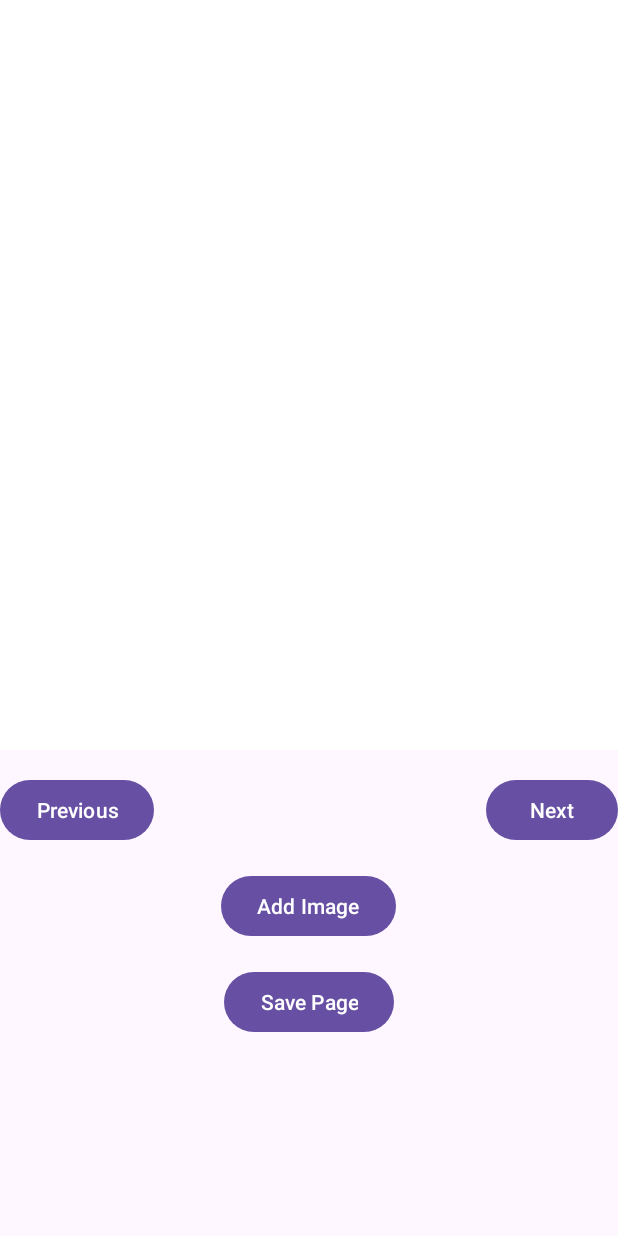
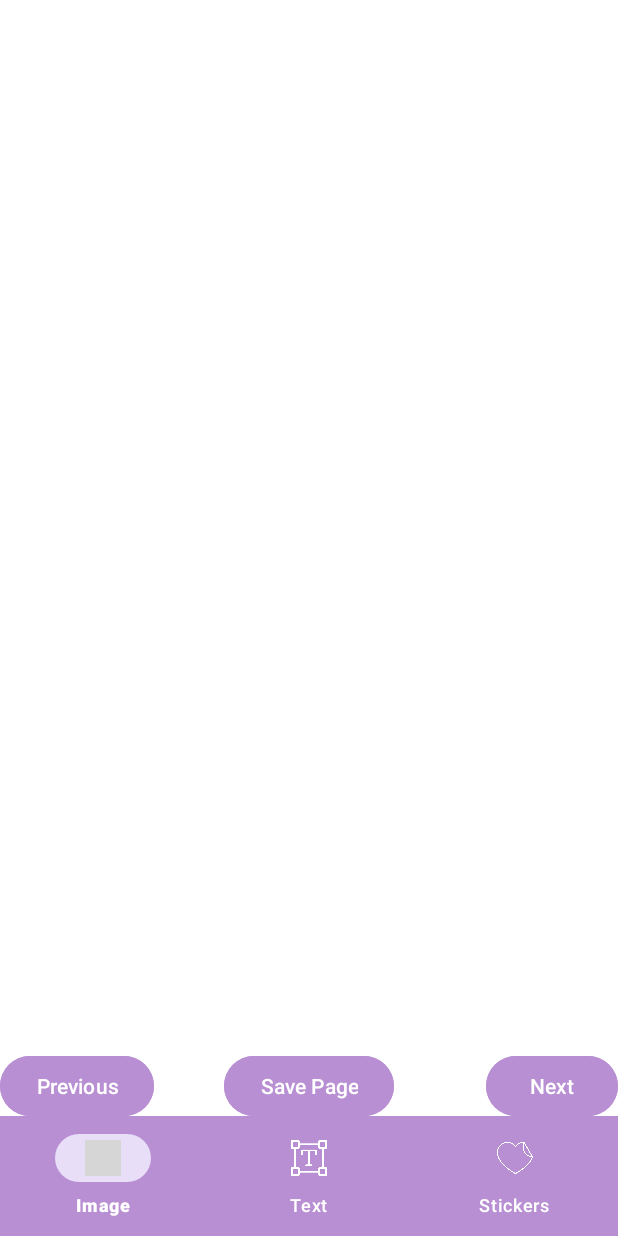
Before and after one commit to crystalshamo/PaperTrail, an Android app: the EditPage screen opened directly, with no data from a screen before it, on a phone screen of 412 x 824 dp. Run offline under Robolectric (Android 15) with nearby library versions, the phone set to English and light mode, and no system bars; grey boxes are pictures that could not be loaded.

Commit message:
bottom nav setup, button for image works only (UI needs to be fixed)

```diff
--- a/app/build.gradle.kts
+++ b/app/build.gradle.kts
@@ -32,7 +32,6 @@ android {
 }
 
 dependencies {
-
     implementation(libs.appcompat)
     implementation(libs.material)
     implementation(libs.activity)
--- a/app/src/main/java/com/example/papertrail/EditPage.java
+++ b/app/src/main/java/com/example/papertrail/EditPage.java
@@ -6,6 +6,7 @@ import android.graphics.BitmapFactory;
 import android.net.Uri;
 import android.os.Bundle;
 import android.provider.MediaStore;
+import android.view.MenuItem;
 import android.view.MotionEvent;
 import android.view.ScaleGestureDetector;
 import android.view.View;
@@ -16,6 +17,8 @@ import android.widget.Toast;
 
 import androidx.appcompat.app.AppCompatActivity;
 
+import com.google.android.material.bottomnavigation.BottomNavigationView;
+
 import java.io.FileNotFoundException;
 import java.io.InputStream;
 
@@ -25,7 +28,6 @@ public class EditPage extends AppCompatActivity {
     static final int CAMERA_REQUEST = 2;    // For taking a picture using the camera
 
     FrameLayout frameLayoutPage;
-    Button buttonAddImage;
     ImageView imageViewPage;
 
     private ScaleGestureDetector scaleGestureDetector;
@@ -33,18 +35,49 @@ public class EditPage extends AppCompatActivity {
     private float initialX = 0f;
     private float initialY = 0f;
 
+    private BottomNavigationView bottomNavigationView;
     @Override
     protected void onCreate(Bundle savedInstanceState) {
         super.onCreate(savedInstanceState);
         setContentView(R.layout.activity_edit_page);
 
+
         frameLayoutPage = findViewById(R.id.frameLayoutPage);
-        buttonAddImage = findViewById(R.id.buttonAddImage);
 
         // Initialize ScaleGestureDetector to handle pinch to zoom
         scaleGestureDetector = new ScaleGestureDetector(this, new ScaleListener());
 
-        buttonAddImage.setOnClickListener(v -> showImagePickerDialog());
+        bottomNavigationView = findViewById(R.id.bottom_navigation);
+
+        // Add items to BottomNavigationView dynamically
+        bottomNavigationView.getMenu().add(0, 1, 0, "Image").setIcon(R.drawable.ic_image);
+        bottomNavigationView.getMenu().add(0, 2, 1, "Text").setIcon(R.drawable.ic_text);
+        bottomNavigationView.getMenu().add(0, 3, 2, "Stickers").setIcon(R.drawable.ic_stickers);
+        bottomNavigationView.post(new Runnable() {
+            @Override
+            public void run() {
+                bottomNavigationView.setSelectedItemId(-1); // This prevents the default selection
+            }
+        });
+        // Handle navigation item selections
+        bottomNavigationView.setOnNavigationItemSelectedListener(new BottomNavigationView.OnNavigationItemSelectedListener() {
+            @Override
+            public boolean onNavigationItemSelected(MenuItem item) {
+
+                switch (item.getItemId()) {
+                    case 1:
+                        showImagePickerDialog();
+                        break;
+                    case 2:
+
+                        break;
+                    case 3:
+
+                        break;
+                }
+                return true;
+            }
+        });
     }
 
     // Dialog for choosing between Camera or Gallery
--- /dev/null
+++ b/app/src/main/res/drawable/bottom_nav_selected_style.xml
@@ -0,0 +1,6 @@
+<?xml version="1.0" encoding="utf-8"?>
+<selector xmlns:android="http://schemas.android.com/apk/res/android">
+    <item android:state_pressed="true" android:drawable="@android:color/transparent" />
+    <item android:state_focused="true" android:drawable="@android:color/transparent" />
+    <item android:drawable="@android:color/transparent" /> <!-- Default state -->
+</selector>
--- a/app/src/main/res/layout/activity_edit_page.xml
+++ b/app/src/main/res/layout/activity_edit_page.xml
@@ -5,12 +5,13 @@
     android:id="@+id/main"
     android:layout_width="match_parent"
     android:layout_height="match_parent"
+    android:background="@android:color/white"
     tools:context=".EditPage">
 
         <FrameLayout
             android:id="@+id/frameLayoutPage"
-            android:layout_width="500dp"
-            android:layout_height="500dp"
+            android:layout_width="match_parent"
+            android:layout_height="700dp"
             android:background="@android:color/white">
         </FrameLayout>
 
@@ -21,7 +22,7 @@
             android:text="Previous"
             android:layout_below="@id/frameLayoutPage"
             android:layout_alignParentStart="true"
-            android:layout_marginTop="16dp" />
+            android:backgroundTint="#B98FD3" />
 
         <Button
             android:id="@+id/buttonNext"
@@ -30,23 +31,25 @@
             android:text="Next"
             android:layout_below="@id/frameLayoutPage"
             android:layout_alignParentEnd="true"
-            android:layout_marginTop="16dp" />
-
-        <Button
-            android:id="@+id/buttonAddImage"
-            android:layout_width="wrap_content"
-            android:layout_height="wrap_content"
-            android:text="Add Image"
-            android:layout_below="@id/buttonPrev"
-            android:layout_centerHorizontal="true"
-            android:layout_marginTop="16dp" />
+            android:backgroundTint="#B98FD3" />
 
         <Button
             android:id="@+id/buttonSavePage"
             android:layout_width="wrap_content"
             android:layout_height="wrap_content"
             android:text="Save Page"
-            android:layout_below="@id/buttonAddImage"
+            android:layout_below="@id/frameLayoutPage"
             android:layout_centerHorizontal="true"
-            android:layout_marginTop="16dp" />
+            android:backgroundTint="#B98FD3" />
+
+        <com.google.android.material.bottomnavigation.BottomNavigationView
+            android:id="@+id/bottom_navigation"
+            android:layout_width="match_parent"
+            android:layout_height="wrap_content"
+            android:layout_alignParentBottom="true"
+            app:itemIconTint="@android:color/white"
+            app:itemTextColor="@android:color/white"
+            app:itemBackground="@drawable/bottom_nav_selected_style"
+            android:background="#B98FD3"
+        />
     </RelativeLayout>
--- a/app/src/main/res/menu/bottom_nav_menu.xml
+++ b/app/src/main/res/menu/bottom_nav_menu.xml
@@ -4,12 +4,12 @@
     <item
         android:id="@+id/nav_image"
         android:icon="@drawable/ic_image"
-    android:title="Image" />
+        android:title="Image" />
 
     <item
         android:id="@+id/nav_stickers"
         android:icon="@drawable/ic_stickers"
-    android:title="Stickers" />
+        android:title="Stickers" />
 
     <item
         android:id="@+id/nav_text"
```
